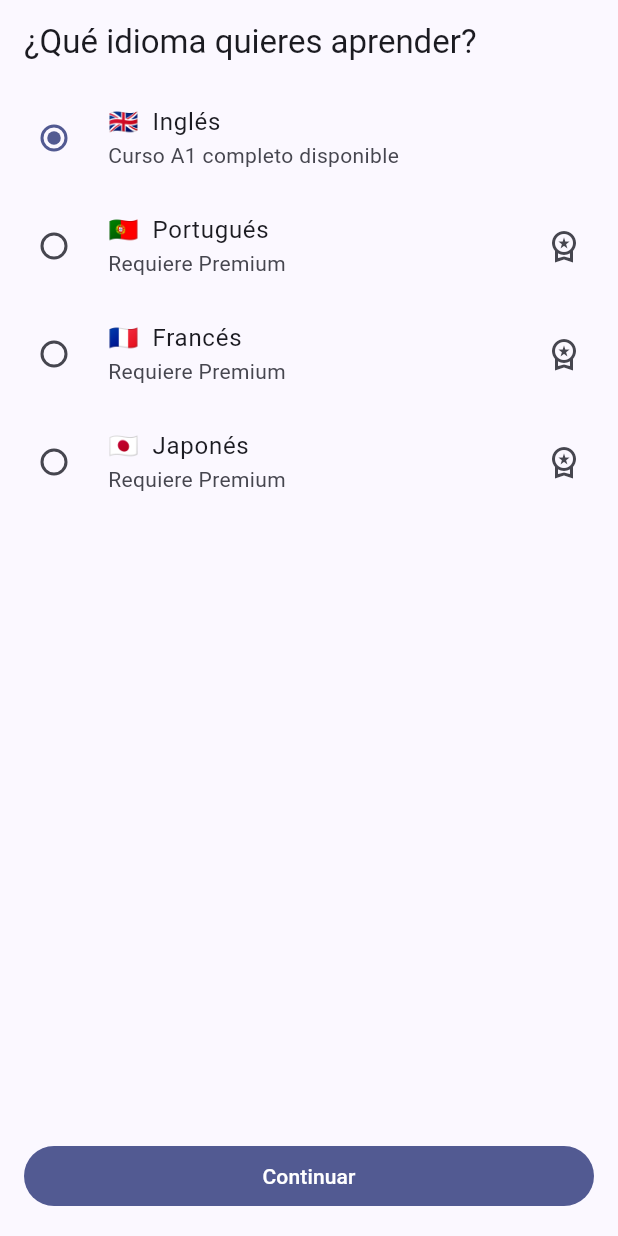
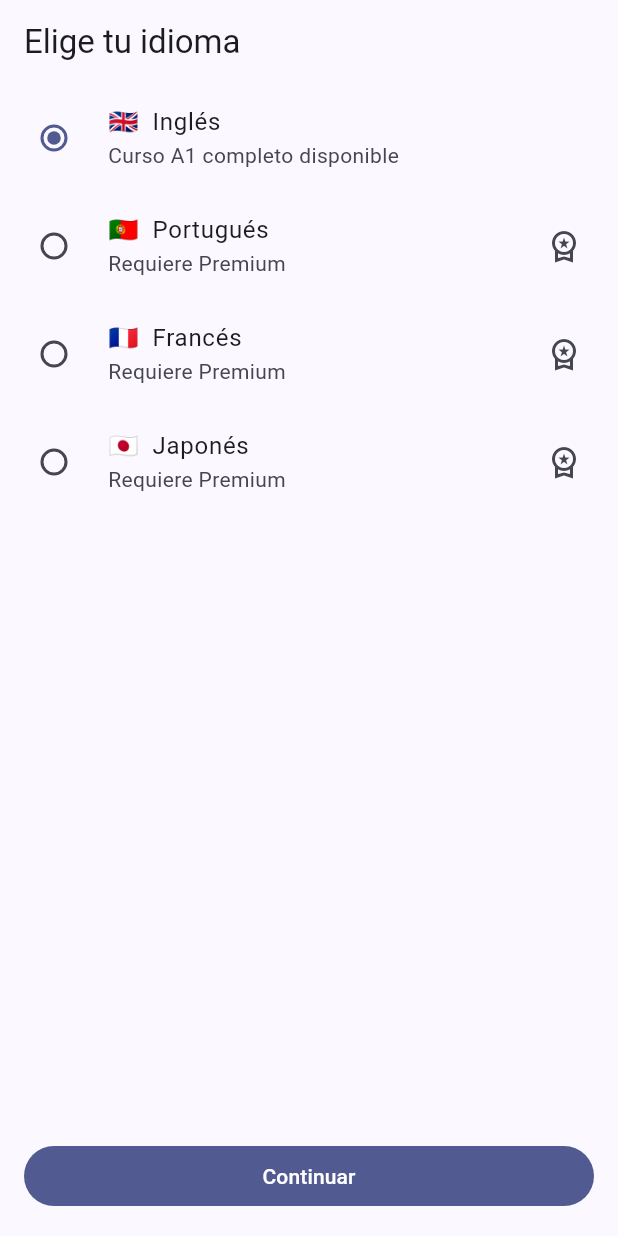
Before and after one commit to JordiRibasOficial/App-para-aprender-idiomas, a Flutter app: the LanguageSelectionScreen screen opened by its route, on a phone screen of 412 x 824 dp. Run offline on Flutter 3.47's test engine with Material 3 defaults, Android fonts, the phone set to English and light mode, and no system bars; our stand-ins replace flutter_riverpod, go_router, in_app_purchase, shared_preferences, sqflite; accounts and stored records are empty.

Commit message:
fix: shorten language-selection AppBar title, refresh store screenshots
"¿Qué idioma quieres aprender?" was long enough to risk truncating on
narrow phones even with a real font (confirmed visually via the web
screenshot harness) — shortened to "Elige tu idioma".

Regenerated the full store-screenshots set (tools/web-screenshots/) to
include the new language-selection screen, which is genuinely worth
showing off: it demonstrates all 4 languages and the Premium gate on
pt/fr/ja in one screen. 7 screens now instead of 6.

Verified: flutter analyze clean, 57/57 tests green, flutter build
appbundle --release succeeds.

```diff
--- a/src/mobile/lib/presentation/onboarding/language_selection_screen.dart
+++ b/src/mobile/lib/presentation/onboarding/language_selection_screen.dart
@@ -15,7 +15,7 @@ class LanguageSelectionScreen extends ConsumerWidget {
     final isPremium = ref.watch(entitlementProvider).value?.isActive ?? false;
 
     return Scaffold(
-      appBar: AppBar(title: const Text('¿Qué idioma quieres aprender?')),
+      appBar: AppBar(title: const Text('Elige tu idioma')),
       body: RadioGroup<String>(
         groupValue: selected,
         onChanged: (value) {
```
Also changed, not shown: docs/business/store-screenshots/02-idioma.png (added), docs/business/store-screenshots/02-nivel.png (deleted), docs/business/store-screenshots/03-nivel.png (added), docs/business/store-screenshots/04-ejercicio.png (renamed from docs/business/store-screenshots/03-ejercicio.png), docs/business/store-screenshots/05-ejercicio2.png (renamed from docs/business/store-screenshots/04-ejercicio2.png), docs/business/store-screenshots/06-lecciones.png (renamed from docs/business/store-screenshots/05-lecciones.png), docs/business/store-screenshots/07-premium.png (renamed from docs/business/store-screenshots/06-premium.png), tools/web-screenshots/package-lock.json (added), 2 other files.
